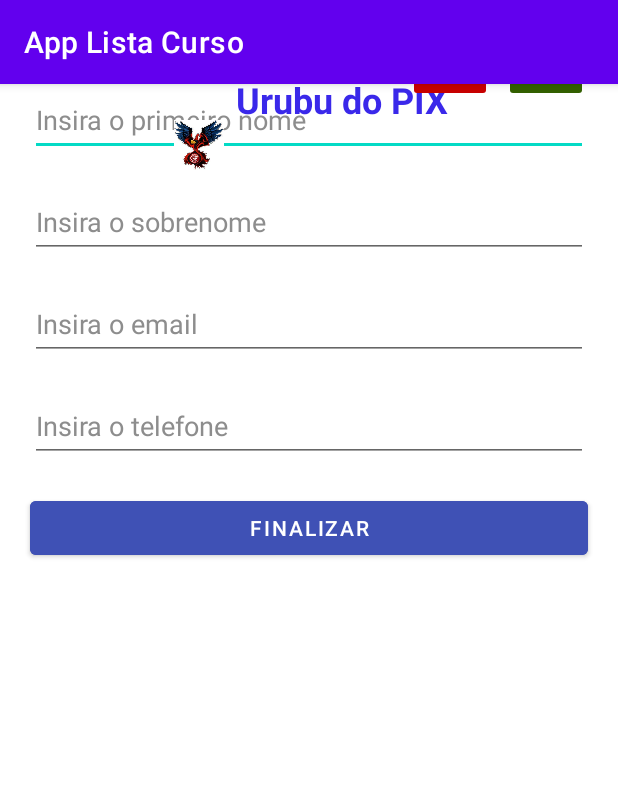
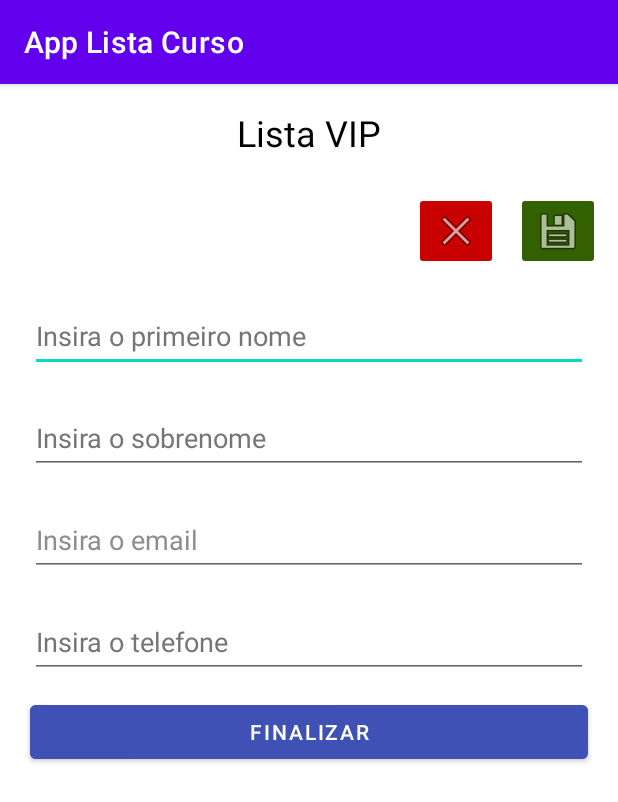
Before and after one commit to diogofrr/materia-android, an Android app: the screen it shows after launch (MainActivity), on a phone screen of 412 x 824 dp. Shown: the top 802 px of the screen. Run offline under Robolectric (Android 15) with nearby library versions, the phone set to English and light mode, and no system bars.

Commit message:
interface 1 corrigida

```diff
--- a/AppListaCurso/app/build.gradle
+++ b/AppListaCurso/app/build.gradle
@@ -4,7 +4,7 @@ plugins {
 
 android {
     namespace 'devandroid.diogoferreira.applistacurso'
-    compileSdk 32
+    compileSdk 33
 
     defaultConfig {
         applicationId "devandroid.diogoferreira.applistacurso"
--- /dev/null
+++ b/AppListaCurso/app/src/main/java/model/Curso.java
@@ -0,0 +1,4 @@
+package model;
+
+public class Curso {
+}
--- a/AppListaCurso/app/src/main/res/layout/activity_main.xml
+++ b/AppListaCurso/app/src/main/res/layout/activity_main.xml
@@ -9,136 +9,120 @@
     tools:layout_editor_absoluteX="0dp"
     tools:layout_editor_absoluteY="0dp">
 
-    <TextView
-        android:id="@+id/mainTitle"
-        android:layout_width="wrap_content"
-        android:layout_height="wrap_content"
-        android:text="@string/txt_title"
-        android:textColor="#3A28EA"
-        android:textSize="24sp"
-        android:textStyle="bold"
-        app:layout_constraintBottom_toTopOf="@+id/editTextTextPersonName"
-        app:layout_constraintEnd_toEndOf="parent"
-        app:layout_constraintHorizontal_bias="0.582"
-        app:layout_constraintStart_toStartOf="parent"
-        app:layout_constraintTop_toTopOf="parent"
-        app:layout_constraintVertical_bias="0.195" />
-
-    <ImageButton
-        android:id="@+id/imageButton"
-        android:layout_width="wrap_content"
-        android:layout_height="wrap_content"
-        android:layout_marginEnd="20dp"
-        android:backgroundTint="#336000"
-        android:contentDescription="@string/btn_save"
-        app:layout_constraintBottom_toTopOf="@+id/editTextTextPersonName"
-        app:layout_constraintEnd_toEndOf="parent"
-        app:layout_constraintTop_toBottomOf="@+id/mainTitle"
-        app:layout_constraintVertical_bias="0.843"
-        app:srcCompat="@android:drawable/ic_menu_save" />
-
     <EditText
-        android:id="@+id/editTextTextPersonName"
+        android:id="@+id/firstName"
         android:layout_width="match_parent"
         android:layout_height="48dp"
         android:layout_marginHorizontal="20dp"
         android:layout_marginVertical="20dp"
+        android:layout_marginTop="4dp"
         android:height="20dp"
+        android:autofillHints="name"
         android:ems="10"
         android:hint="@string/input_first_name"
         android:inputType="textPersonName"
         android:textColor="#000000"
-        android:textColorHint="#8D8D8D"
+        android:textColorHint="#757575"
         app:layout_constraintEnd_toEndOf="parent"
         app:layout_constraintStart_toStartOf="parent"
-        tools:layout_editor_absoluteY="160dp"
-        tools:ignore="MissingConstraints"
-        android:autofillHints="name" />
+        app:layout_constraintTop_toBottomOf="@+id/save"
+        tools:ignore="MissingConstraints" />
+
+    <Button
+        android:id="@+id/send"
+        android:layout_width="match_parent"
+        android:layout_height="wrap_content"
+        android:layout_marginHorizontal="20dp"
+        android:layout_marginTop="12dp"
+        android:backgroundTint="#3F51B5"
+        android:text="@string/btn_end_form"
+        app:layout_constraintTop_toBottomOf="@+id/phone"
+        tools:layout_editor_absoluteX="20dp" />
 
     <EditText
-        android:id="@+id/editTextTextEmailAddress"
+        android:id="@+id/secondName"
         android:layout_width="match_parent"
         android:layout_height="48dp"
         android:layout_marginHorizontal="20dp"
         android:layout_marginVertical="20dp"
         android:layout_marginTop="20dp"
         android:height="20dp"
+        android:autofillHints="lastname"
         android:ems="10"
-        android:hint="@string/input_email"
-        android:inputType="textEmailAddress"
+        android:hint="@string/input_last_name"
+        android:inputType="textPersonName"
         android:textColor="#000000"
-        android:textColorHint="#8D8D8D"
-        app:layout_constraintTop_toBottomOf="@+id/editTextTextPersonName2"
-        tools:layout_editor_absoluteX="20dp"
-        android:autofillHints="email" />
+        android:textColorHint="#757575"
+        app:layout_constraintTop_toBottomOf="@+id/firstName"
+        tools:layout_editor_absoluteX="20dp" />
 
     <EditText
-        android:id="@+id/editTextPhone"
+        android:id="@+id/phone"
         android:layout_width="match_parent"
         android:layout_height="48dp"
         android:layout_marginHorizontal="20dp"
         android:layout_marginVertical="20dp"
         android:layout_marginTop="20dp"
         android:height="20dp"
+        android:autofillHints="phone"
         android:ems="10"
         android:hint="@string/input_phone"
         android:inputType="phone"
         android:textColor="#000000"
-        android:textColorHint="#8D8D8D"
-        app:layout_constraintTop_toBottomOf="@+id/editTextTextEmailAddress"
-        tools:layout_editor_absoluteX="20dp"
-        android:autofillHints="phone" />
-
-    <ImageButton
-        android:id="@+id/imageButton3"
-        android:layout_width="wrap_content"
-        android:layout_height="wrap_content"
-        android:layout_marginEnd="8dp"
-        android:backgroundTint="#C80000"
-        android:contentDescription="@string/btn_clear_fields"
-        app:layout_constraintBottom_toTopOf="@+id/editTextTextPersonName"
-        app:layout_constraintEnd_toStartOf="@+id/imageButton"
-        app:layout_constraintTop_toBottomOf="@+id/mainTitle"
-        app:layout_constraintVertical_bias="0.843"
-        app:srcCompat="@android:drawable/ic_menu_close_clear_cancel" />
+        android:textColorHint="#757575"
+        app:layout_constraintTop_toBottomOf="@+id/email"
+        tools:layout_editor_absoluteX="20dp" />
 
     <EditText
-        android:id="@+id/editTextTextPersonName2"
+        android:id="@+id/email"
         android:layout_width="match_parent"
         android:layout_height="48dp"
         android:layout_marginHorizontal="20dp"
         android:layout_marginVertical="20dp"
         android:layout_marginTop="20dp"
         android:height="20dp"
+        android:autofillHints="email"
         android:ems="10"
-        android:hint="@string/input_last_name"
-        android:inputType="textPersonName"
+        android:hint="@string/input_email"
+        android:inputType="textEmailAddress"
         android:textColor="#000000"
         android:textColorHint="#8D8D8D"
-        app:layout_constraintTop_toBottomOf="@+id/editTextTextPersonName"
-        tools:layout_editor_absoluteX="16dp"
-        android:autofillHints="lastname" />
+        app:layout_constraintTop_toBottomOf="@+id/secondName"
+        tools:layout_editor_absoluteX="20dp" />
 
-    <Button
-        android:layout_width="match_parent"
+    <ImageButton
+        android:id="@+id/clear"
+        android:layout_width="wrap_content"
         android:layout_height="wrap_content"
-        android:layout_marginHorizontal="20dp"
-        android:layout_marginTop="20dp"
-        android:backgroundTint="#3F51B5"
-        android:text="@string/btn_end_form"
+        android:layout_marginEnd="12dp"
+        android:backgroundTint="#C80000"
+        android:contentDescription="@string/btn_clear_fields"
+        app:layout_constraintEnd_toStartOf="@+id/save"
+        app:layout_constraintTop_toTopOf="@+id/save"
+        app:srcCompat="@android:drawable/ic_menu_close_clear_cancel" />
+
+    <ImageButton
+        android:id="@+id/save"
+        android:layout_width="wrap_content"
+        android:layout_height="wrap_content"
+        android:layout_marginTop="72dp"
+        android:layout_marginEnd="12dp"
+        android:backgroundTint="#336000"
+        android:contentDescription="@string/btn_save"
         app:layout_constraintEnd_toEndOf="parent"
-        app:layout_constraintHorizontal_bias="0.6"
+        app:layout_constraintTop_toTopOf="parent"
+        app:srcCompat="@android:drawable/ic_menu_save" />
+
+    <TextView
+        android:id="@+id/mainTitle"
+        android:layout_width="wrap_content"
+        android:layout_height="wrap_content"
+        android:layout_marginTop="16dp"
+        android:text="@string/title"
+        android:textColor="#000000"
+        android:textSize="24sp"
+        app:layout_constraintEnd_toEndOf="parent"
         app:layout_constraintStart_toStartOf="parent"
-        app:layout_constraintTop_toBottomOf="@+id/editTextPhone" />
-
-    <ImageView
-        android:id="@+id/imageView"
-        android:layout_width="49dp"
-        android:layout_height="33dp"
-        android:layout_marginTop="24dp"
-        app:layout_constraintEnd_toStartOf="@+id/mainTitle"
-        app:layout_constraintTop_toTopOf="parent"
-        app:srcCompat="@drawable/flamengoimg"
-        android:contentDescription="@string/img_urubu" />
+        app:layout_constraintTop_toTopOf="parent" />
 
 </androidx.constraintlayout.widget.ConstraintLayout>
--- a/AppListaCurso/app/src/main/res/values/strings.xml
+++ b/AppListaCurso/app/src/main/res/values/strings.xml
@@ -9,4 +9,5 @@
     <string name="input_last_name">Insira o sobrenome</string>
     <string name="btn_end_form">FINALIZAR</string>
     <string name="img_urubu">Imagem do urubu do pix</string>
+    <string name="title">Lista VIP</string>
 </resources>
```
Also changed, not shown: AppListaCurso/app/src/main/java/model/Pessoa.java (added, +47 -0 lines), 2 other files.
